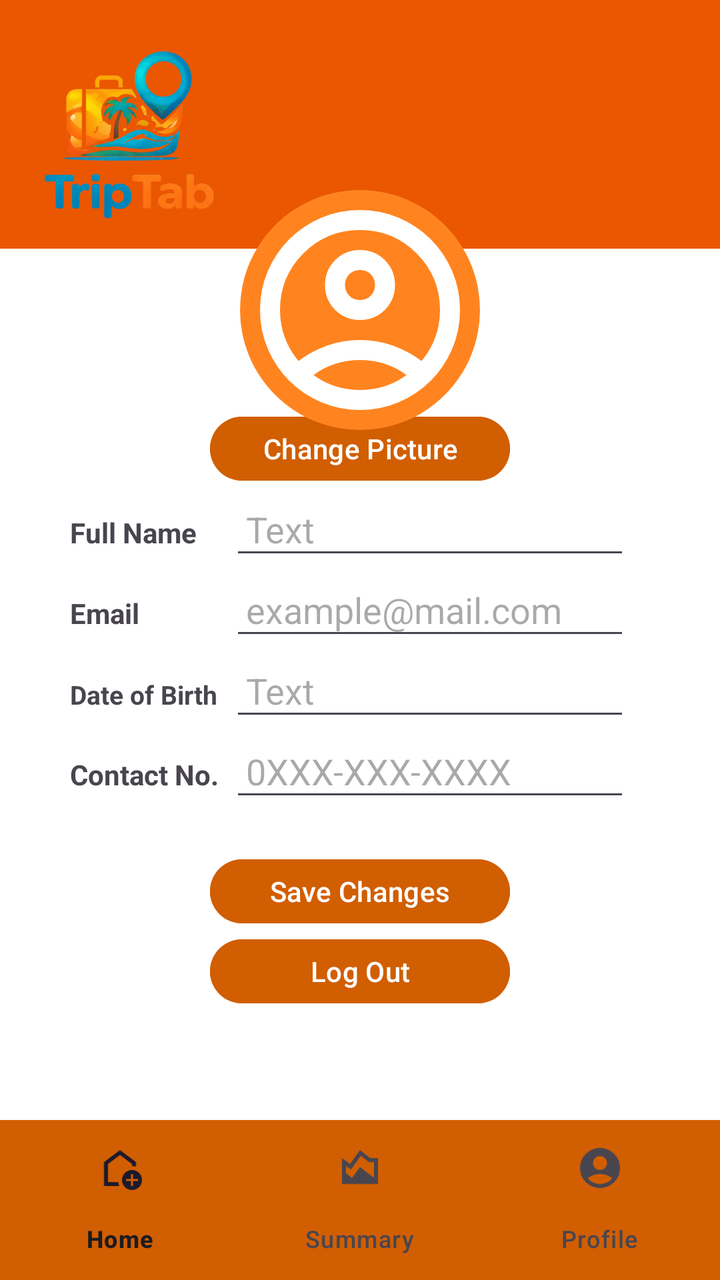
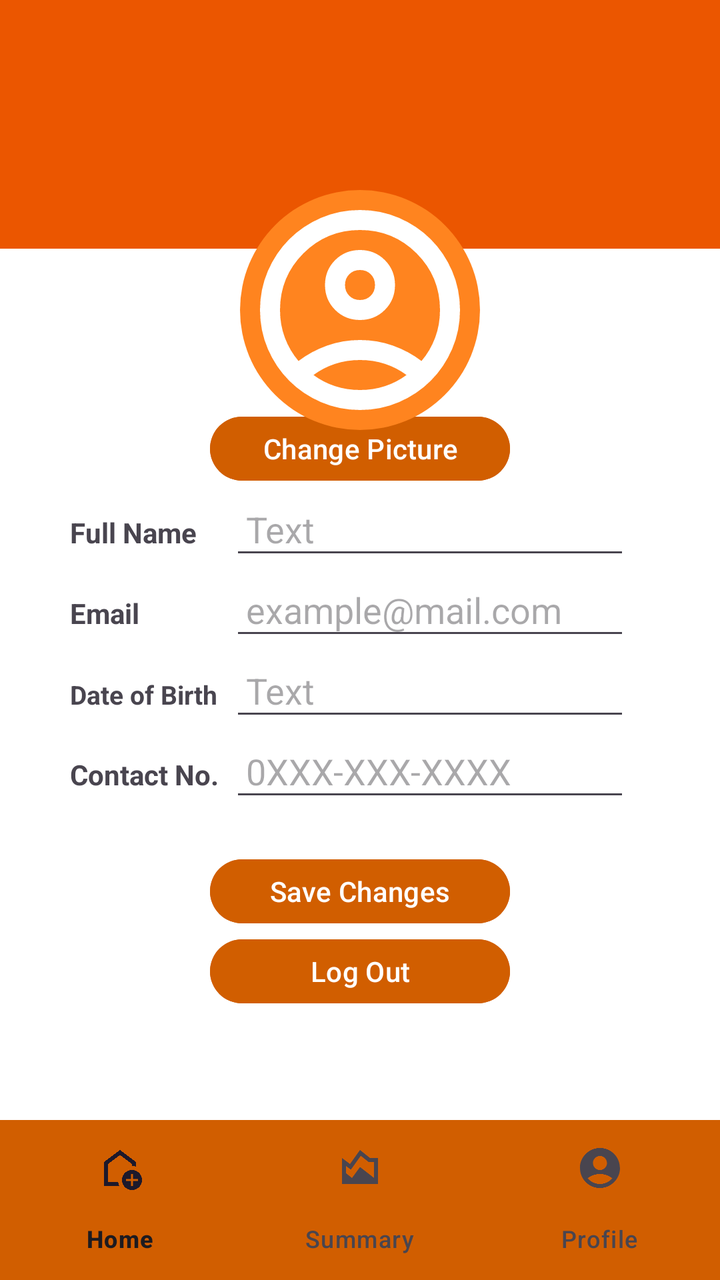

The first picture is an Android layout as it rendered before a commit; the second is the same layout after the commit. The layout source and the unified diff follow.
<!-- AndroidManifest.xml: application theme Theme.TripTab -->
<!-- res/layout/activity_profile.xml -->
<?xml version="1.0" encoding="utf-8"?>
<LinearLayout xmlns:android="http://schemas.android.com/apk/res/android"
    xmlns:app="http://schemas.android.com/apk/res-auto"
    android:orientation="vertical"
    android:layout_width="match_parent"
    android:layout_height="match_parent">

    <FrameLayout
        android:layout_width="match_parent"
        android:layout_height="0dp"
        android:layout_weight="4.5">

        
        <LinearLayout
            android:layout_width="match_parent"
            android:layout_height="match_parent"
            android:orientation="vertical">

            
            <FrameLayout
                android:layout_width="match_parent"
                android:layout_height="0dp"
                android:layout_weight="1"
                android:background="#EB5600">

                <ImageView
                    android:id="@+id/logoImage"
                    android:layout_width="100dp"
                    android:layout_height="100dp"
                    android:layout_marginStart="16dp"
                    android:layout_marginTop="16dp"
                    android:src="@drawable/logo" />

            </FrameLayout>

            <LinearLayout
                android:layout_width="match_parent"
                android:layout_height="0dp"
                android:layout_weight="3.5"
                android:background="@android:color/white"
                android:paddingTop="80dp"
                android:orientation="vertical">

                <Button
                    android:id="@+id/btnEditProfile"
                    android:layout_width="150dp"
                    android:layout_height="40dp"
                    android:backgroundTint="#D15E00"
                    android:layout_gravity="center_horizontal"
                    android:textSize="14dp"
                    android:text="Change Picture"
                    android:textAlignment="center"
                    android:textColor="@color/white" />
                
                
                <LinearLayout
                    android:layout_width="match_parent"
                    android:layout_height="wrap_content"
                    android:orientation="horizontal"
                    android:paddingHorizontal="15dp">

                    <TextView
                        android:layout_width="100dp"
                        android:layout_height="wrap_content"
                        android:text="Full Name"
                        android:textStyle="bold"
                        android:paddingStart="20dp" />

                    <EditText
                        android:id="@+id/etProfileName"
                        android:layout_width="200dp"
                        android:layout_height="wrap_content"
                        android:hint="Text"
                        android:padding="8dp" />

                </LinearLayout>

                <LinearLayout
                    android:layout_width="match_parent"
                    android:layout_height="wrap_content"
                    android:orientation="horizontal"
                    android:paddingHorizontal="15dp">

                    <TextView
                        android:layout_width="100dp"
                        android:layout_height="wrap_content"
                        android:text="Email"
                        android:textStyle="bold"
                        android:paddingStart="20dp" />

                    <EditText
                        android:id="@+id/etEmail"
                        android:layout_width="200dp"
                        android:layout_height="wrap_content"
                        android:hint="example@mail.com"
                        android:padding="8dp" />

                </LinearLayout>

                <LinearLayout
                    android:layout_width="match_parent"
                    android:layout_height="wrap_content"
                    android:orientation="horizontal"
                    android:paddingHorizontal="15dp">

                    <TextView
                        android:layout_width="100dp"
                        android:layout_height="wrap_content"
                        android:text="Date of Birth"
                        android:textStyle="bold"
                        android:textSize="13dp"
                        android:paddingStart="20dp" />

                    <EditText
                        android:id="@+id/etBirthDate"
                        android:layout_width="200dp"
                        android:layout_height="wrap_content"
                        android:hint="Text"
                        android:padding="8dp" />

                </LinearLayout>

                <LinearLayout
                    android:layout_width="match_parent"
                    android:layout_height="wrap_content"
                    android:orientation="horizontal"
                    android:paddingHorizontal="15dp"
                    android:layout_marginBottom="20dp">

                    <TextView
                        android:layout_width="100dp"
                        android:layout_height="wrap_content"
                        android:text="Contact No."
                        android:textSize="14dp"
                        android:textStyle="bold"
                        android:paddingStart="20dp" />

                    <EditText
                        android:id="@+id/etPhoneNumber"
                        android:layout_width="200dp"
                        android:layout_height="wrap_content"
                        android:hint="0XXX-XXX-XXXX"
                        android:padding="8dp" />

                </LinearLayout>

                <Button
                    android:id="@+id/btnSaveProfile"
                    android:layout_width="150dp"
                    android:layout_height="40dp"
                    android:backgroundTint="#D15E00"
                    android:layout_gravity="center_horizontal"
                    android:textSize="14dp"
                    android:text="Save Changes"
                    android:textAlignment="center"
                    android:textColor="@color/white" />

                <Button
                    android:id="@+id/btnProfileLogOut"
                    android:layout_width="150dp"
                    android:layout_height="40dp"
                    android:backgroundTint="#D15E00"
                    android:layout_gravity="center_horizontal"
                    android:textSize="14dp"
                    android:text="Log Out"
                    android:textAlignment="center"
                    android:textColor="@color/white" />

            </LinearLayout>

        </LinearLayout>

        <ImageView
            android:id="@+id/ivProfilePic"
            android:layout_width="120dp"
            android:layout_height="120dp"
            android:layout_gravity="top|center_horizontal"
            android:layout_marginTop="95dp"
            android:background="@drawable/circle_bg"
            android:scaleType="centerCrop"
            android:src="@drawable/outline_account_circle_24" />

    </FrameLayout>

    
    <com.google.android.material.bottomnavigation.BottomNavigationView
        android:id="@+id/bottom_nav_profile"
        android:layout_width="match_parent"
        android:layout_height="wrap_content"
        android:background="#D15E00"
        app:menu="@menu/bottom_nav_menu" />


</LinearLayout>
<!-- resources referenced by this layout -->
<resources>
  <color name="white">#FFFFFFFF</color>
  <!-- drawable circle_bg (drawable) -->
  <?xml version="1.0" encoding="utf-8"?>
  <shape xmlns:android="http://schemas.android.com/apk/res/android"
      android:shape="oval">
  
      <solid android:color="#FF841F" />
  
  </shape>
  <!-- drawable logo: png bitmap (drawable, 148782 bytes) -->
  <!-- drawable outline_account_circle_24 (drawable) -->
  <vector xmlns:android="http://schemas.android.com/apk/res/android" android:height="24dp" android:tint="#FFFFFF" android:viewportHeight="960" android:viewportWidth="960" android:width="24dp">
        
      <path android:fillColor="@android:color/white" android:pathData="M234,684Q285,645 348,622.5Q411,600 480,600Q549,600 612,622.5Q675,645 726,684Q761,643 780.5,591Q800,539 800,480Q800,347 706.5,253.5Q613,160 480,160Q347,160 253.5,253.5Q160,347 160,480Q160,539 179.5,591Q199,643 234,684ZM380.5,479.5Q340,439 340,380Q340,321 380.5,280.5Q421,240 480,240Q539,240 579.5,280.5Q620,321 620,380Q620,439 579.5,479.5Q539,520 480,520Q421,520 380.5,479.5ZM480,880Q397,880 324,848.5Q251,817 197,763Q143,709 111.5,636Q80,563 80,480Q80,397 111.5,324Q143,251 197,197Q251,143 324,111.5Q397,80 480,80Q563,80 636,111.5Q709,143 763,197Q817,251 848.5,324Q880,397 880,480Q880,563 848.5,636Q817,709 763,763Q709,817 636,848.5Q563,880 480,880ZM580,784.5Q627,769 666,740Q627,711 580,695.5Q533,680 480,680Q427,680 380,695.5Q333,711 294,740Q333,769 380,784.5Q427,800 480,800Q533,800 580,784.5ZM523,423Q540,406 540,380Q540,354 523,337Q506,320 480,320Q454,320 437,337Q420,354 420,380Q420,406 437,423Q454,440 480,440Q506,440 523,423ZM480,380Q480,380 480,380Q480,380 480,380Q480,380 480,380Q480,380 480,380Q480,380 480,380Q480,380 480,380Q480,380 480,380Q480,380 480,380ZM480,740Q480,740 480,740Q480,740 480,740Q480,740 480,740Q480,740 480,740Q480,740 480,740Q480,740 480,740Q480,740 480,740Q480,740 480,740Z"/>
      
  </vector>
  <style name="Theme.TripTab" parent="Base.Theme.TripTab" />
  <style name="Base.Theme.TripTab" parent="Theme.Material3.DayNight.NoActionBar">
          
          
      </style>
</resources>

<!-- the commit's change to res/layout/activity_profile.xml (unified diff, before → after) -->
@@ -22,14 +22,6 @@
                 android:layout_height="0dp"
                 android:layout_weight="1"
                 android:background="#EB5600">
-
-                <ImageView
-                    android:id="@+id/logoImage"
-                    android:layout_width="100dp"
-                    android:layout_height="100dp"
-                    android:layout_marginStart="16dp"
-                    android:layout_marginTop="16dp"
-                    android:src="@drawable/logo" />
 
             </FrameLayout>
 
<!-- resource entries referenced after the edit -->
@@ -9,7 +9,6 @@
       <solid android:color="#FF841F" />
   
   </shape>
-  <!-- drawable logo: png bitmap (drawable, 148782 bytes) -->
   <!-- drawable outline_account_circle_24 (drawable) -->
   <vector xmlns:android="http://schemas.android.com/apk/res/android" android:height="24dp" android:tint="#FFFFFF" android:viewportHeight="960" android:viewportWidth="960" android:width="24dp">
         
